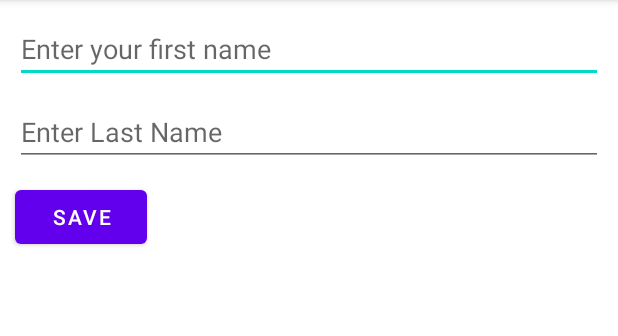
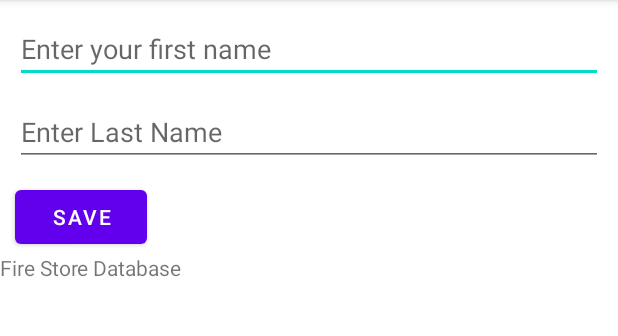
Before and after one commit to Shobhit-1608/FirebaseDatabase, an Android app: the screen it shows after launch (MainActivity), on a phone screen of 412 x 824 dp, the part 84-420 px from its top. Run offline under Robolectric (Android 15) with nearby library versions, the phone set to English and light mode, and no system bars; our stand-ins replace Firebase (no records; nobody signed in at launch, a user with empty details on screens opened directly).

Commit message:
The database is taken as live updates and shown as a list.

```diff
--- a/app/src/main/java/com/example/firebasedatabase/MainActivity.kt
+++ b/app/src/main/java/com/example/firebasedatabase/MainActivity.kt
@@ -18,6 +18,7 @@ class MainActivity : AppCompatActivity() {
             val lastName = inputLastName.text.toString()
             saveFirestore(firstName, lastName)
         }
+        readFirestore()
     }
 
     private fun saveFirestore(firstName: String, lastName: String) {
@@ -37,6 +38,24 @@ class MainActivity : AppCompatActivity() {
             }
 
 
+        readFirestore()
+    }
 
+    fun readFirestore(){
+        val db = FirebaseFirestore.getInstance()
+        db.collection("users")
+            .get()
+            .addOnCompleteListener(){
+
+                val result: StringBuffer = StringBuffer()
+                if(it.isSuccessful){
+                    for(document in it.result !!){
+                        result.append(document.data.getValue("firstName")).append(" ")
+                            .append(document.data.getValue("lastName")).append("\n\n ")
+
+                    }
+                    updates.setText(result)
+                }
+            }
     }
 }
--- a/app/src/main/res/layout/activity_main.xml
+++ b/app/src/main/res/layout/activity_main.xml
@@ -33,5 +33,21 @@
         app:layout_constraintStart_toStartOf="parent"
         android:layout_margin="10dp"/>
 
+    <TextView
+        android:layout_width="match_parent"
+        android:layout_height="wrap_content"
+        android:id="@+id/databaselist"
+        app:layout_constraintTop_toBottomOf="@id/saveBtn"
+        app:layout_constraintStart_toStartOf="parent"
+        android:text="Fire Store Database"/>
+
+    <TextView
+        android:layout_width="match_parent"
+        android:layout_height="wrap_content"
+        android:id="@+id/updates"
+        app:layout_constraintTop_toBottomOf="@id/databaselist"
+        app:layout_constraintStart_toStartOf="parent"
+        />
+
 
 </androidx.constraintlayout.widget.ConstraintLayout>
```
